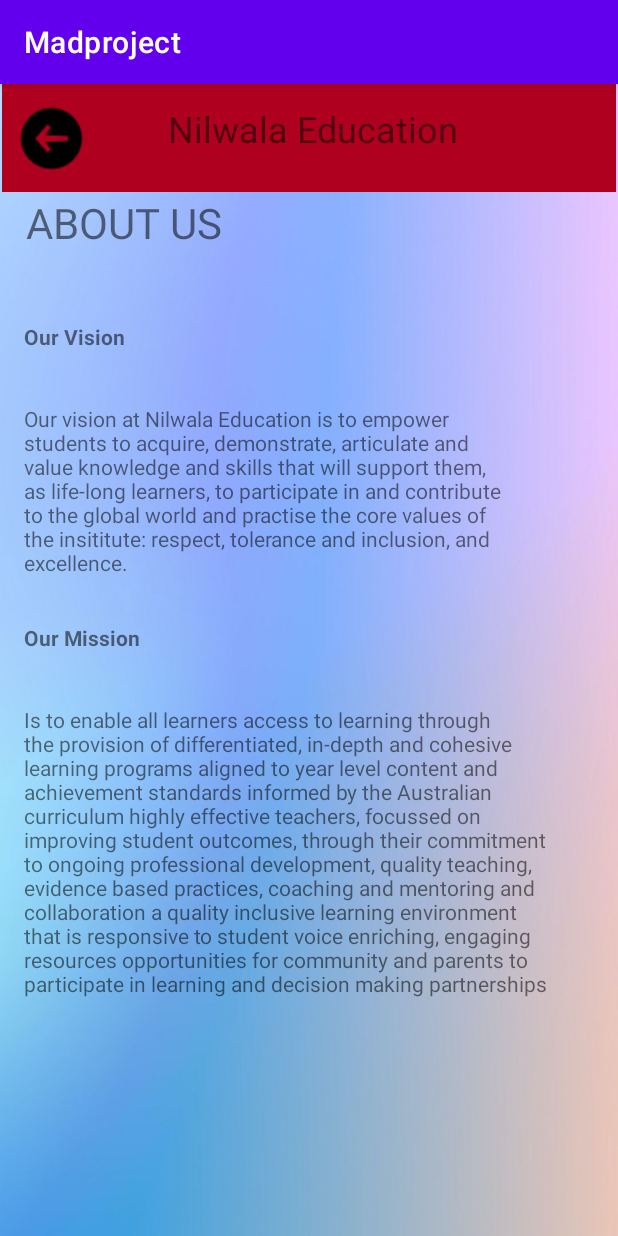
After one commit to IT19967080/MobileApplicationProject, an Android app: the aboutUs screen opened directly, with no data from a screen before it, on a phone screen of 412 x 824 dp. The commit adds this screen. Run offline under Robolectric (Android 15) with nearby library versions, the phone set to English and light mode, and no system bars.

Commit message:
Student Management Frontend Final

```diff
--- a/app/src/main/AndroidManifest.xml
+++ b/app/src/main/AndroidManifest.xml
@@ -9,7 +9,8 @@
         android:roundIcon="@mipmap/ic_launcher_round"
         android:supportsRtl="true"
         android:theme="@style/Theme.Madproject">
-        <activity android:name=".viewAndDeleteStudent"></activity>
+        <activity android:name=".aboutUs"></activity>
+        <activity android:name=".viewAndDeleteStudent" />
         <activity android:name=".deleteStudent" />
         <activity android:name=".addStudent" />
         <activity android:name=".Student_Managment" />
--- /dev/null
+++ b/app/src/main/java/com/example/madproject/aboutUs.java
@@ -0,0 +1,14 @@
+package com.example.madproject;
+
+import androidx.appcompat.app.AppCompatActivity;
+
+import android.os.Bundle;
+
+public class aboutUs extends AppCompatActivity {
+
+    @Override
+    protected void onCreate(Bundle savedInstanceState) {
+        super.onCreate(savedInstanceState);
+        setContentView(R.layout.activity_about_us);
+    }
+}
--- /dev/null
+++ b/app/src/main/res/layout/activity_about_us.xml
@@ -0,0 +1,108 @@
+<?xml version="1.0" encoding="utf-8"?>
+<androidx.constraintlayout.widget.ConstraintLayout xmlns:android="http://schemas.android.com/apk/res/android"
+    xmlns:app="http://schemas.android.com/apk/res-auto"
+    xmlns:tools="http://schemas.android.com/tools"
+    android:layout_width="match_parent"
+    android:layout_height="match_parent"
+    android:background="@drawable/wp4"
+    tools:context=".aboutUs">
+
+    <TextView
+        android:id="@+id/textView10"
+        android:layout_width="105dp"
+        android:layout_height="39dp"
+        android:layout_marginStart="16dp"
+        android:layout_marginLeft="16dp"
+        android:layout_marginTop="20dp"
+        android:text="@string/c_about_mission"
+        android:textStyle="bold"
+        app:layout_constraintStart_toStartOf="parent"
+        app:layout_constraintTop_toBottomOf="@+id/textView9" />
+
+    <androidx.constraintlayout.widget.ConstraintLayout
+        android:id="@+id/stu_about_layout"
+        android:layout_width="409dp"
+        android:layout_height="72dp"
+        android:background="@color/design_default_color_error"
+        app:layout_constraintEnd_toEndOf="parent"
+        app:layout_constraintStart_toStartOf="parent"
+        app:layout_constraintTop_toTopOf="parent">
+
+        <ImageButton
+            android:id="@+id/stu_about_back"
+            android:layout_width="55dp"
+            android:layout_height="46dp"
+            android:layout_marginStart="5dp"
+            android:layout_marginLeft="5dp"
+            android:background="@color/design_default_color_error"
+            app:layout_constraintBottom_toBottomOf="parent"
+            app:layout_constraintStart_toStartOf="parent"
+            app:layout_constraintTop_toTopOf="parent"
+            app:srcCompat="@drawable/backarrow" />
+
+        <TextView
+            android:id="@+id/stu_about_title"
+            android:layout_width="220dp"
+            android:layout_height="46dp"
+            android:layout_marginStart="55dp"
+            android:layout_marginLeft="55dp"
+            android:layout_marginEnd="84dp"
+            android:layout_marginRight="84dp"
+            android:text="@string/dashboard_title"
+            android:textSize="24sp"
+            app:layout_constraintBottom_toBottomOf="parent"
+            app:layout_constraintEnd_toEndOf="parent"
+            app:layout_constraintStart_toEndOf="@+id/stu_about_back"
+            app:layout_constraintTop_toTopOf="parent" />
+    </androidx.constraintlayout.widget.ConstraintLayout>
+
+    <TextView
+        android:id="@+id/stu_about_topic"
+        android:layout_width="377dp"
+        android:layout_height="55dp"
+        android:layout_marginStart="16dp"
+        android:layout_marginLeft="16dp"
+        android:layout_marginTop="1dp"
+        android:layout_marginEnd="16dp"
+        android:layout_marginRight="16dp"
+        android:text="@string/c_static_aboutus"
+        android:textSize="28sp"
+        app:layout_constraintEnd_toEndOf="parent"
+        app:layout_constraintStart_toStartOf="parent"
+        app:layout_constraintTop_toBottomOf="@+id/stu_about_layout" />
+
+    <TextView
+        android:id="@+id/textView8"
+        android:layout_width="105dp"
+        android:layout_height="39dp"
+        android:layout_marginStart="16dp"
+        android:layout_marginLeft="16dp"
+        android:layout_marginTop="30dp"
+        android:text="@string/c_about_vision"
+        android:textStyle="bold"
+        app:layout_constraintStart_toStartOf="parent"
+        app:layout_constraintTop_toBottomOf="@+id/stu_about_topic" />
+
+    <TextView
+        android:id="@+id/textView9"
+        android:layout_width="324dp"
+        android:layout_height="126dp"
+        android:layout_marginStart="16dp"
+        android:layout_marginLeft="16dp"
+        android:layout_marginTop="15dp"
+        android:text="@string/c_about_vision_paragraph"
+        android:textSize="14sp"
+        app:layout_constraintStart_toStartOf="parent"
+        app:layout_constraintTop_toBottomOf="@+id/textView8" />
+
+    <TextView
+        android:id="@+id/textView11"
+        android:layout_width="366dp"
+        android:layout_height="214dp"
+        android:layout_marginStart="16dp"
+        android:layout_marginLeft="16dp"
+        android:layout_marginTop="15dp"
+        android:text="@string/c_about_mission_paragraph"
+        app:layout_constraintStart_toStartOf="parent"
+        app:layout_constraintTop_toBottomOf="@+id/textView10" />
+</androidx.constraintlayout.widget.ConstraintLayout>
--- a/app/src/main/res/values/strings.xml
+++ b/app/src/main/res/values/strings.xml
@@ -35,4 +35,10 @@
     <string name="c_stu_search2">Search</string>
     <string name="c_stu_delete2">DELETE</string>
     <string name="c_stu_viewandDelete">VIEW/DELETE STUDENT</string>
+    <string name="c_stu_profile">STUDENT PROFILE</string>
+    <string name="c_static_aboutus">ABOUT US</string>
+    <string name="c_about_mission">Our Mission</string>
+    <string name="c_about_vision">Our Vision</string>
+    <string name="c_about_vision_paragraph">Our vision at Nilwala Education is to empower students to acquire, demonstrate, articulate and value knowledge and skills that will support them, as life-long learners, to participate in and contribute to the global world and practise the core values of the insititute: respect, tolerance and inclusion, and excellence.</string>
+    <string name="c_about_mission_paragraph">Is to enable all learners access to learning through the provision of differentiated, in-depth and cohesive learning programs aligned to year level content and achievement standards informed by the Australian curriculum highly effective teachers, focussed on improving student outcomes, through their commitment to ongoing professional development, quality teaching, evidence based practices, coaching and mentoring and collaboration a quality inclusive learning environment that is responsive to student voice enriching, engaging resources opportunities for community and parents to participate in learning and decision making partnerships</string>
 </resources>
```
Also changed, not shown: app/src/main/java/com/example/madproject/studentProfile.java (added, +14 -0 lines), app/src/main/res/layout/activity_add_student.xml (+8 -8 lines), app/src/main/res/layout/activity_delete_student.xml (deleted, +0 -102 lines), app/src/main/res/layout/activity_student_managment.xml (+8 -22 lines), app/src/main/res/layout/activity_student_profile.xml (added, +199 -0 lines), app/src/main/res/layout/activity_view_and_delete_student.xml (+12 -10 lines), app/src/main/res/drawable/wp1.jpeg (added), app/src/main/res/drawable/wp4.jpeg (added), 1 other file.
